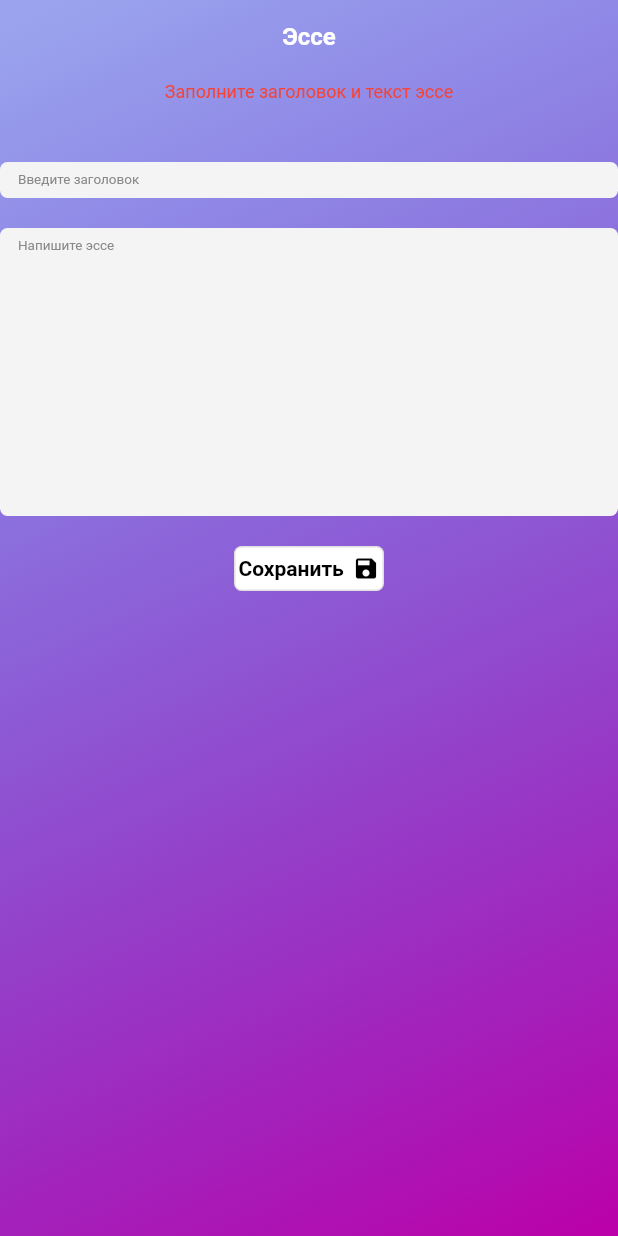
After one commit to BorisBredikhin/polznak, a Flutter app: the EssayCreationWidget screen opened by its route, after a tap on "Сохранить", on a phone screen of 412 x 824 dp. The commit adds this screen. Run offline on Flutter 3.47's test engine with Material 2 defaults, Android fonts, the phone set to English and light mode, and no system bars; our stand-ins replace email_validator, flutter_secure_storage; accounts and stored records are empty.

Commit message:
Виджет добавления эссе подключен к серверу

```diff
--- a/mobile_client/lib/domain/api_client/api_client.dart
+++ b/mobile_client/lib/domain/api_client/api_client.dart
@@ -109,4 +109,30 @@ class ApiClient {
       throw ApiCLientException(ApiCLientExceptionType.other);
     }
   }
+
+  Future<void> savePost({
+    required String title,
+    required String content,
+    required String token,
+  }) async {
+    final body = <String, dynamic>{
+      "title": title,
+      "content": content,
+    };
+
+    try {
+      await http.post(
+        Uri.parse(_host + '/api/posts/'),
+        headers: {
+          'Content-Type': 'application/json',
+          'Authorization': 'token $token',
+        },
+        body: jsonEncode(body),
+      );
+    } on SocketException {
+      throw ApiCLientException(ApiCLientExceptionType.network);
+    } catch (e) {
+      throw ApiCLientException(ApiCLientExceptionType.other);
+    }
+  }
 }
--- a/mobile_client/lib/navigation/main_navigation.dart
+++ b/mobile_client/lib/navigation/main_navigation.dart
@@ -2,6 +2,8 @@ import 'package:flutter/material.dart';
 import 'package:mobile_client/Library/Widgets/Inherited/provider.dart';
 import 'package:mobile_client/ui/widgets/auth/auth_model.dart';
 import 'package:mobile_client/ui/widgets/auth/auth_widget.dart';
+import 'package:mobile_client/ui/widgets/essay_creation/essay_creation_model.dart';
+import 'package:mobile_client/ui/widgets/essay_creation/essay_creation_widget.dart';
 import 'package:mobile_client/ui/widgets/main_screen/main_screen_widget.dart';
 import 'package:mobile_client/ui/widgets/profile_redaction/profile_redaction_widget.dart';
 import 'package:mobile_client/ui/widgets/registration/registration_model.dart';
@@ -11,12 +13,13 @@ class MainNavigationRouteNames {
   static const auth = 'auth';
   static const registration = 'registration';
   static const mainScreen = '/';
-  //TODO Поработать с путем к редактированию профиля
+  //TODO Поработать с путем к редактированию профиля и созданию эссе
   static const profileRedaction = 'profileRedaction';
+  static const essayCreation = 'essayCreation';
 }
 
 class MainNavigation {
-  // String initialRoute(bool isAuth) => MainNavigationRouteNames.profileRedaction;
+  // String initialRoute(bool isAuth) => MainNavigationRouteNames.essayCreation;
   String initialRoute(bool isAuth) => isAuth
       ? MainNavigationRouteNames.mainScreen
       : MainNavigationRouteNames.auth;
@@ -29,9 +32,14 @@ class MainNavigation {
           model: RegistrationModel(),
           child: const RegistrationWidget(),
         ),
-        // TODO Качественно переделать все, что ниже
+    MainNavigationRouteNames.essayCreation: (context) => NotifierProvider(
+          model: EssayCreationModel(),
+          child: const EssayCreationWidget(),
+        ),
+    // TODO Качественно переделать все, что ниже
     MainNavigationRouteNames.mainScreen: (context) => const MainScreenWidget(),
-    MainNavigationRouteNames.profileRedaction: (context) => const ProfileRedactionWidget(),
+    MainNavigationRouteNames.profileRedaction: (context) =>
+        const ProfileRedactionWidget(),
   };
   Route<Object> onGenerateRoute(RouteSettings settings) {
     switch (settings.name) {
--- /dev/null
+++ b/mobile_client/lib/ui/widgets/essay_creation/essay_creation_model.dart
@@ -0,0 +1,62 @@
+import 'package:flutter/material.dart';
+import 'package:mobile_client/domain/api_client/api_client.dart';
+import 'package:mobile_client/domain/data_providers/token_data_provider.dart';
+import 'package:mobile_client/navigation/main_navigation.dart';
+
+class EssayCreationModel extends ChangeNotifier {
+  final _apiClient = ApiClient();
+  final _tokenDataProvider = TokenDataProvider();
+
+  final titleTextController = TextEditingController();
+  final contentTextController = TextEditingController();
+
+  String? _errorMessage;
+  String? get errorMessage => _errorMessage;
+
+  bool _isSaveProgress = false;
+  bool get canStartSave => !_isSaveProgress;
+  bool get isSaveProgress => _isSaveProgress;
+
+  Future<void> savePost(BuildContext context) async {
+    final title = titleTextController.text;
+    final content = contentTextController.text;
+
+    if (title.isEmpty || content.isEmpty) {
+      _errorMessage = 'Заполните заголовок и текст эссе';
+      notifyListeners();
+      return;
+    }
+
+    _errorMessage = null;
+    _isSaveProgress = true;
+    notifyListeners();
+
+    final _token = await _tokenDataProvider.getToken();
+    try {
+      await _apiClient.savePost(
+        title: title,
+        content: content,
+        token: _token!,
+      );
+    } on ApiCLientException catch (e) {
+      switch (e.type) {
+        case ApiCLientExceptionType.network:
+          _errorMessage =
+              'Сервер недоступен. Проверьте подключение к интернету.';
+          break;
+        default:
+          _errorMessage = 'Произошла ошибка, попробуйте еще раз.';
+          break;
+      }
+    }
+
+    _isSaveProgress = false;
+    if (_errorMessage != null) {
+      notifyListeners();
+      return;
+    }
+
+    Navigator.of(context)
+        .pushReplacementNamed(MainNavigationRouteNames.mainScreen);
+  }
+}
--- /dev/null
+++ b/mobile_client/lib/ui/widgets/essay_creation/essay_creation_widget.dart
@@ -0,0 +1,85 @@
+import 'package:flutter/material.dart';
+import 'package:mobile_client/Library/Widgets/Inherited/provider.dart';
+import 'package:mobile_client/ui/Theme/app_colors.dart';
+import 'package:mobile_client/ui/widgets/essay_creation/essay_creation_model.dart';
+import 'package:mobile_client/ui/widgets/popular_widgets/input_text_field_widget.dart';
+import 'package:mobile_client/ui/widgets/popular_widgets/save_button_widget.dart';
+//TODO Доработать верстку виджета
+
+class EssayCreationWidget extends StatelessWidget {
+  const EssayCreationWidget({Key? key}) : super(key: key);
+
+  @override
+  Widget build(BuildContext context) {
+    final model = NotifierProvider.watch<EssayCreationModel>(context);
+    final onPressed =
+        model?.canStartSave == true ? () => model?.savePost(context) : null;
+    return Scaffold(
+      body: DecoratedBox(
+        decoration: AppColors.backgroundGradient,
+        child: ListView(
+          children: [
+            Column(
+              mainAxisSize: MainAxisSize.max,
+              mainAxisAlignment: MainAxisAlignment.spaceBetween,
+              crossAxisAlignment: CrossAxisAlignment.center,
+              children: [
+                const SizedBox(height: 15),
+                const Text(
+                  'Эссе',
+                  style: TextStyle(
+                    color: Colors.white,
+                    fontSize: 16,
+                    fontWeight: FontWeight.w600,
+                  ),
+                ),
+                const SizedBox(height: 20),
+                const _ErrorMessageWidget(),
+                const SizedBox(height: 20),
+                InputTextField(
+                  controller: model?.titleTextController,
+                  hintText: 'Введите заголовок',
+                ),
+                const SizedBox(height: 20),
+                InputTextField(
+                  controller: model?.contentTextController,
+                  hintText: 'Напишите эссе',
+                  keyboardType: TextInputType.multiline,
+                  maxLines: 15,
+                ),
+                const SizedBox(height: 20),
+                SaveButtonWidget(
+                  onPressed: onPressed,
+                  isProgress: model!.isSaveProgress,
+                ),
+              ],
+            ),
+          ],
+        ),
+      ),
+    );
+  }
+}
+
+class _ErrorMessageWidget extends StatelessWidget {
+  const _ErrorMessageWidget({Key? key}) : super(key: key);
+
+  @override
+  Widget build(BuildContext context) {
+    final errorMessage =
+        NotifierProvider.watch<EssayCreationModel>(context)?.errorMessage;
+    if (errorMessage == null) return const SizedBox.shrink();
+    return Column(
+      children: [
+        Text(
+          errorMessage,
+          style: const TextStyle(
+            color: Colors.red,
+            fontSize: 12,
+          ),
+        ),
+        const SizedBox(height: 20),
+      ],
+    );
+  }
+}
--- a/mobile_client/lib/ui/widgets/main_screen/main_screen_widget.dart
+++ b/mobile_client/lib/ui/widgets/main_screen/main_screen_widget.dart
@@ -1,11 +1,17 @@
 import 'package:flutter/material.dart';
 import 'package:mobile_client/domain/data_providers/token_data_provider.dart';
+import 'package:mobile_client/navigation/main_navigation.dart';
 
 class MainScreenWidget extends StatelessWidget {
   const MainScreenWidget({Key? key}) : super(key: key);
 
   @override
   Widget build(BuildContext context) {
+    exitOnPressed() {
+      TokenDataProvider().setToken(null);
+      Navigator.of(context).pushReplacementNamed(MainNavigationRouteNames.auth);
+    }
+
     return Scaffold(
       body: Center(
         child: Column(
@@ -14,8 +20,15 @@ class MainScreenWidget extends StatelessWidget {
             const Text('Выйти'),
             IconButton(
               icon: const Icon(Icons.logout),
-              onPressed: () => TokenDataProvider().setToken(null),
+              onPressed: exitOnPressed,
             ),
+            const SizedBox(height: 30),
+            const Text('Добавить эссе'),
+            IconButton(
+              onPressed: () => Navigator.of(context)
+                  .pushReplacementNamed(MainNavigationRouteNames.essayCreation),
+              icon: const Icon(Icons.add),
+            )
           ],
         ),
       ),
--- a/mobile_client/lib/ui/widgets/popular_widgets/input_text_field_widget.dart
+++ b/mobile_client/lib/ui/widgets/popular_widgets/input_text_field_widget.dart
@@ -18,7 +18,7 @@ class InputTextField extends StatelessWidget {
     this.isObscured,
     this.hintText,
     this.keyboardType,
-    this.maxLines,
+    this.maxLines = 1,
     this.prefixIcon,
     this.suffixIcon,
     this.textInputAction,
@@ -30,6 +30,7 @@ class InputTextField extends StatelessWidget {
     return TextField(
       onTap: onTap,
       controller: controller,
+      maxLines: maxLines,
       style: const TextStyle(
         fontSize: 10,
         color: Colors.black,
--- /dev/null
+++ b/mobile_client/lib/ui/widgets/popular_widgets/save_button_widget.dart
@@ -0,0 +1,61 @@
+import 'package:flutter/material.dart';
+
+class SaveButtonWidget extends StatelessWidget {
+  final void Function()? onPressed;
+  final bool isProgress;
+  const SaveButtonWidget({
+    Key? key,
+    required this.onPressed,
+    required this.isProgress,
+  }) : super(key: key);
+
+  @override
+  Widget build(BuildContext context) {
+    final child = isProgress == true
+        ? const SizedBox(
+            height: 10,
+            width: 10,
+            child: CircularProgressIndicator(strokeWidth: 2),
+          )
+        : Row(
+            mainAxisAlignment: MainAxisAlignment.spaceAround,
+            crossAxisAlignment: CrossAxisAlignment.center,
+            children: const [
+              Text(
+                'Сохранить',
+                style: TextStyle(
+                  color: Colors.black,
+                  fontSize: 14,
+                  fontWeight: FontWeight.w600,
+                ),
+              ),
+              Icon(
+                Icons.save,
+                size: 18,
+                color: Colors.black,
+              ),
+            ],
+          );
+    return SizedBox(
+      width: 100,
+      height: 30,
+      child: OutlinedButton(
+        onPressed: onPressed,
+        child: child,
+        style: ButtonStyle(
+          overlayColor: MaterialStateProperty.all(
+              const Color.fromRGBO(196, 1962, 196, 1)),
+          backgroundColor: MaterialStateProperty.all(
+            const Color.fromRGBO(255, 255, 255, 1),
+          ),
+          shape: MaterialStateProperty.all(RoundedRectangleBorder(
+            borderRadius: BorderRadius.circular(5),
+          )),
+          padding: MaterialStateProperty.all(
+            const EdgeInsets.symmetric(vertical: 6),
+          ),
+        ),
+      ),
+    );
+  }
+}
--- a/mobile_client/lib/ui/widgets/profile_redaction/profile_info_widget.dart
+++ b/mobile_client/lib/ui/widgets/profile_redaction/profile_info_widget.dart
@@ -2,7 +2,7 @@ import 'package:flutter/material.dart';
 import 'package:mobile_client/ui/widgets/popular_widgets/input_text_field_widget.dart';
 
 class ProfileInfo extends StatefulWidget {
-  ProfileInfo({Key? key}) : super(key: key);
+  const ProfileInfo({Key? key}) : super(key: key);
 
   @override
   _ProfileInfoState createState() => _ProfileInfoState();
--- a/mobile_client/lib/ui/widgets/profile_redaction/profile_redaction_widget.dart
+++ b/mobile_client/lib/ui/widgets/profile_redaction/profile_redaction_widget.dart
@@ -33,7 +33,7 @@ class ProfileRedactionWidget extends StatelessWidget {
                     child: Column(
                       crossAxisAlignment: CrossAxisAlignment.center,
                       children: [
-                        ProfileInfo(),
+                        const ProfileInfo(),
                         Divider(),
                         const SizedBox(height: 6),
                         const Text(
@@ -46,7 +46,8 @@ class ProfileRedactionWidget extends StatelessWidget {
                             mainAxisAlignment: MainAxisAlignment.spaceBetween,
                             children: [
                               const SizedBox(height: 220, child: Essays()),
-                              saveButton(),
+                              //TODO Обработка нажатия
+                              // SaveButtonWidget(onPressed: () {}),
                             ],
                           ),
                         ),
@@ -83,45 +84,3 @@ class Divider extends StatelessWidget {
     );
   }
 }
-
-SizedBox saveButton() {
-  return SizedBox(
-    width: 100,
-    height: 30,
-    child: OutlinedButton(
-      onPressed: () {},
-      child: Row(
-        mainAxisAlignment: MainAxisAlignment.spaceAround,
-        crossAxisAlignment: CrossAxisAlignment.center,
-        children: const [
-          Text(
-            'Сохранить',
-            style: TextStyle(
-              color: Colors.black,
-              fontSize: 14,
-              fontWeight: FontWeight.w600,
-            ),
-          ),
-          Icon(
-            Icons.save,
-            size: 18,
-            color: Colors.black,
-          ),
-        ],
-      ),
-      style: ButtonStyle(
-        overlayColor:
-            MaterialStateProperty.all(const Color.fromRGBO(196, 1962, 196, 1)),
-        backgroundColor: MaterialStateProperty.all(
-          const Color.fromRGBO(255, 255, 255, 1),
-        ),
-        shape: MaterialStateProperty.all(RoundedRectangleBorder(
-          borderRadius: BorderRadius.circular(5),
-        )),
-        padding: MaterialStateProperty.all(
-          const EdgeInsets.symmetric(vertical: 6),
-        ),
-      ),
-    ),
-  );
-}
--- a/mobile_client/lib/ui/widgets/registration/registration_model.dart
+++ b/mobile_client/lib/ui/widgets/registration/registration_model.dart
@@ -65,7 +65,7 @@ class RegistrationModel extends ChangeNotifier {
     final email = emailTextController.text;
     final password = passwordTextController.text;
     final repeatPassword = repeatPasswordTextController.text;
-    //TODO По возможности разделить проверки на существующую почту и имя пользователя
+
     if (firstName.isEmpty ||
         lastName.isEmpty ||
         username.isEmpty ||
```
